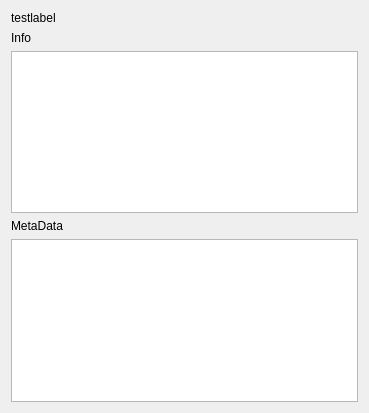
This is InfoWidget.ui in bendalab/NixView as Qt 5 draws it before an edit. The edited form follows.
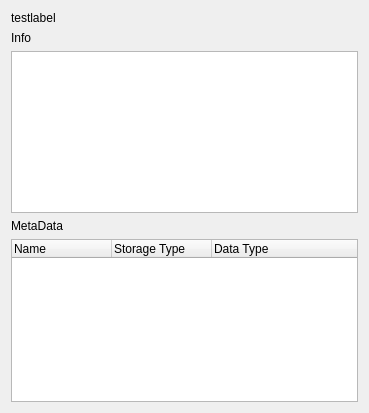
This is the edited form.

Commit message: added metadata info

Patch:
```diff
--- a/InfoWidget.ui
+++ b/InfoWidget.ui
@@ -51,10 +51,28 @@
       </widget>
      </item>
      <item>
-      <widget class="QTextEdit" name="metadata_text_edit">
-       <property name="readOnly">
+      <widget class="QTreeWidget" name="treeWidget">
+       <property name="sortingEnabled">
+        <bool>false</bool>
+       </property>
+       <property name="animated">
         <bool>true</bool>
        </property>
+       <column>
+        <property name="text">
+         <string>Name</string>
+        </property>
+       </column>
+       <column>
+        <property name="text">
+         <string>Storage Type</string>
+        </property>
+       </column>
+       <column>
+        <property name="text">
+         <string>Data Type</string>
+        </property>
+       </column>
       </widget>
      </item>
     </layout>
```
The commit also changes 2 other files.
